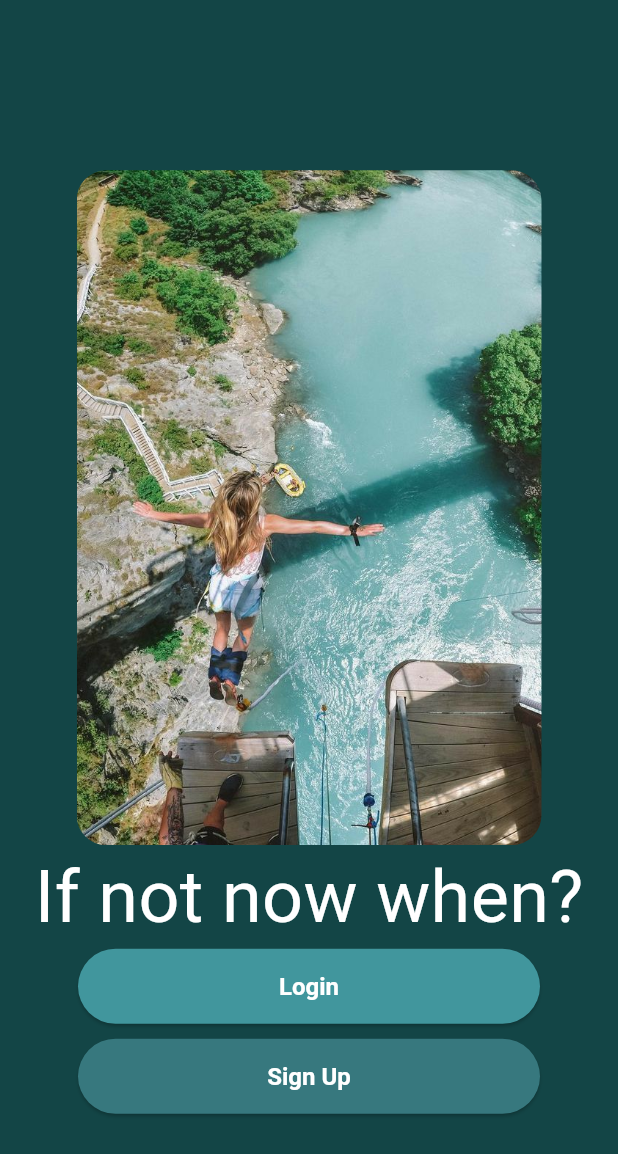
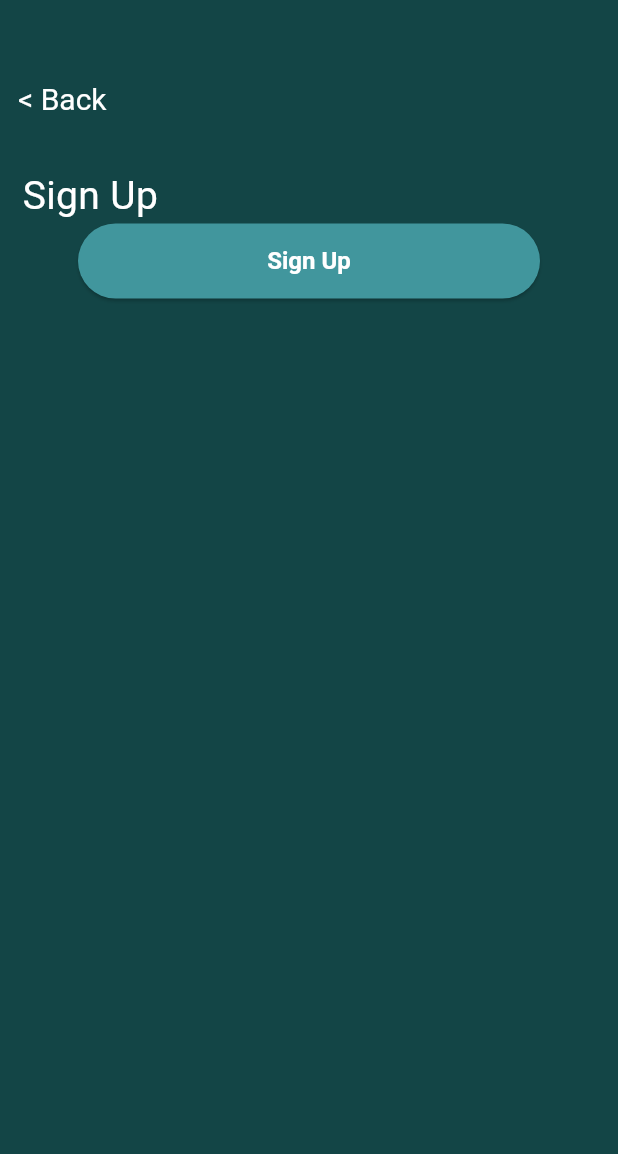
Before and after one commit to lucas-botelho/adventour-mobile, a Flutter app: the screen it shows after launch, after a tap on "Login", on a phone screen of 412 x 824 dp. Shown: the top 1154 px of the screen. Run offline on Flutter 3.47's test engine with Material 3 defaults, Android fonts, the light colour scheme and no system bars; our stand-ins replace google_fonts.

Commit message:
- step one of registration base layout, form and functionality still missing

```diff
--- a/lib/main.dart
+++ b/lib/main.dart
@@ -39,8 +39,8 @@ class MyApp extends StatelessWidget {
         ),
         elevatedButtonTheme: ElevatedButtonThemeData(
           style: ElevatedButton.styleFrom(
-            textStyle:
-                GoogleFonts.maidenOrange(color: Colors.white, fontSize: 16),
+            textStyle: GoogleFonts.maidenOrange(
+                color: Colors.white, fontSize: 16, fontWeight: FontWeight.w400),
             foregroundColor: Colors.white, // Text color
             backgroundColor: const Color(0xFF41969D), // Button background color
             minimumSize: const Size(88, 36), // Minimum button size
@@ -52,6 +52,14 @@ class MyApp extends StatelessWidget {
             ),
           ),
         ),
+        textButtonTheme: TextButtonThemeData(
+          style: TextButton.styleFrom(
+              textStyle: GoogleFonts.maidenOrange(
+                  color: Colors.white,
+                  fontSize: 20,
+                  fontWeight: FontWeight.w400),
+              foregroundColor: Colors.white),
+        ),
       ),
       home: const Scaffold(
         body: AuthScreen(),
--- a/lib/screens/auth_screen.dart
+++ b/lib/screens/auth_screen.dart
@@ -1,6 +1,7 @@
 import 'package:adventour/components/cta_button.dart';
 import 'package:flutter/material.dart';
 import 'package:google_fonts/google_fonts.dart';
+import 'package:adventour/screens/registration_step_one.dart';
 // import 'package:google_fonts/google_fonts.dart'
 
 class AuthScreen extends StatelessWidget {
@@ -31,7 +32,13 @@ class AuthScreen extends StatelessWidget {
               ),
               CTAButton(
                 text: "Login",
-                onPressed: () {},
+                onPressed: () {
+                  Navigator.push(
+                    context,
+                    MaterialPageRoute(
+                        builder: (context) => const RegistrationStepOne()),
+                  );
+                },
               ),
               CTAButton(
                 color: const Color(0xFF37787E),
--- /dev/null
+++ b/lib/screens/registration_step_one.dart
@@ -0,0 +1,39 @@
+import 'package:adventour/components/cta_button.dart';
+import 'package:flutter/material.dart';
+
+class RegistrationStepOne extends StatelessWidget {
+  const RegistrationStepOne({super.key});
+
+  @override
+  Widget build(BuildContext context) {
+    return Scaffold(
+        body: Column(
+      crossAxisAlignment:
+          CrossAxisAlignment.start, // Align children to the left
+      children: [
+        Padding(
+          padding: const EdgeInsets.only(top: 42),
+          child: TextButton(
+            onPressed: () {
+              Navigator.pop(context);
+            },
+            child: const Text("< Back"),
+          ),
+        ),
+        const Padding(
+          padding: EdgeInsets.only(top: 22, left: 15),
+          child: Text(
+            "Sign Up",
+            style: TextStyle(fontSize: 26),
+          ),
+        ),
+        Center(
+          child: CTAButton(
+            text: "Sign Up",
+            onPressed: () {},
+          ),
+        ),
+      ],
+    ));
+  }
+}
```
